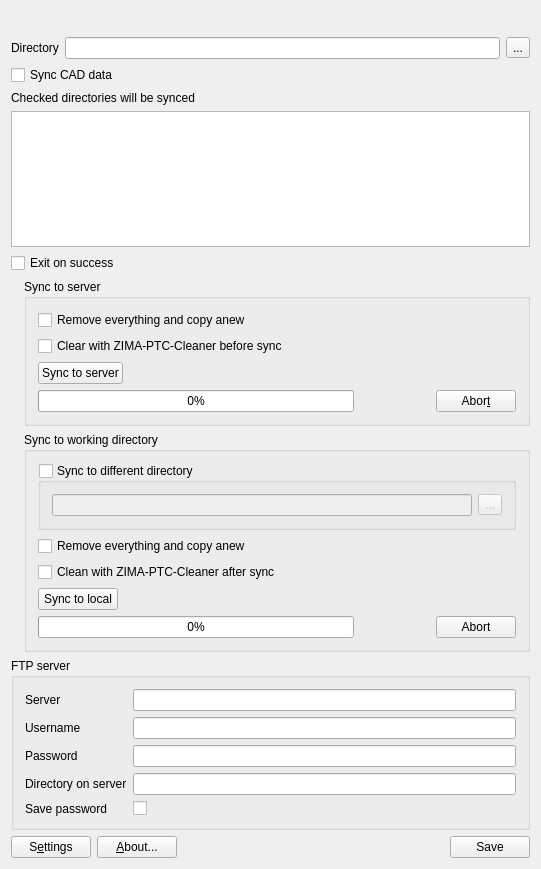
This is src/MainWindow.ui in ZIMA-Engineering/ZIMA-CAD-Sync as Qt 5 draws it before an edit. The edited form follows.
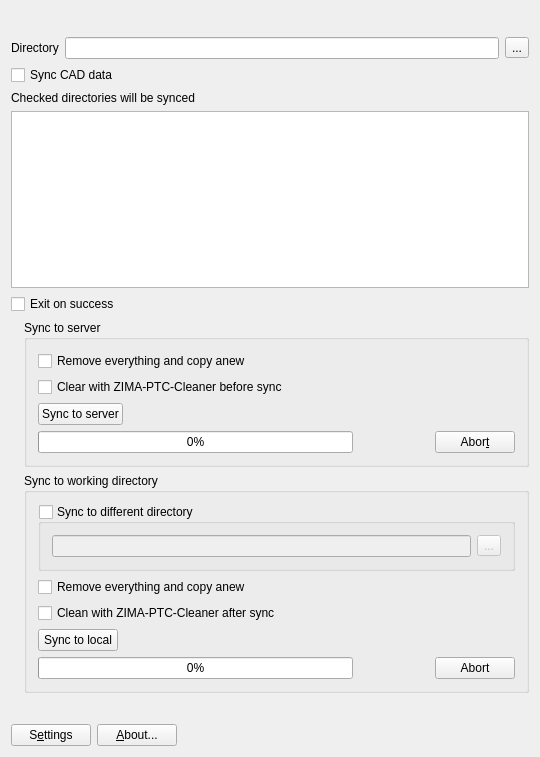
This is the edited form. Icons and pictures are not drawn.

Commit message:
Move FTP settings to settings dialog, remove save password checkbox
Password is saved when clicked on save button in settings dialog.

```diff
--- a/src/MainWindow.ui
+++ b/src/MainWindow.ui
@@ -6,8 +6,8 @@
    <rect>
     <x>0</x>
     <y>0</y>
-    <width>541</width>
-    <height>869</height>
+    <width>540</width>
+    <height>757</height>
    </rect>
   </property>
   <property name="windowTitle">
@@ -348,72 +348,6 @@
       </item>
      </layout>
     </item>
-    <item>
-     <widget class="QGroupBox" name="groupBox_4">
-      <property name="title">
-       <string>FTP server</string>
-      </property>
-      <layout class="QFormLayout" name="formLayout">
-       <property name="fieldGrowthPolicy">
-        <enum>QFormLayout::AllNonFixedFieldsGrow</enum>
-       </property>
-       <item row="0" column="0">
-        <widget class="QLabel" name="serverLabel">
-         <property name="text">
-          <string>Server</string>
-         </property>
-        </widget>
-       </item>
-       <item row="0" column="1">
-        <widget class="QLineEdit" name="serverLineEdit"/>
-       </item>
-       <item row="1" column="0">
-        <widget class="QLabel" name="usernameLabel">
-         <property name="text">
-          <string>Username</string>
-         </property>
-        </widget>
-       </item>
-       <item row="1" column="1">
-        <widget class="QLineEdit" name="usernameLineEdit"/>
-       </item>
-       <item row="2" column="0">
-        <widget class="QLabel" name="passwordLabel">
-         <property name="text">
-          <string>Password</string>
-         </property>
-        </widget>
-       </item>
-       <item row="2" column="1">
-        <widget class="QLineEdit" name="passwordLineEdit">
-         <property name="echoMode">
-          <enum>QLineEdit::Password</enum>
-         </property>
-        </widget>
-       </item>
-       <item row="3" column="0">
-        <widget class="QLabel" name="directoryOnServerLabel">
-         <property name="text">
-          <string>Directory on server</string>
-         </property>
-        </widget>
-       </item>
-       <item row="3" column="1">
-        <widget class="QLineEdit" name="directoryOnServerLineEdit"/>
-       </item>
-       <item row="4" column="0">
-        <widget class="QLabel" name="savePasswordLabel">
-         <property name="text">
-          <string>Save password</string>
-         </property>
-        </widget>
-       </item>
-       <item row="4" column="1">
-        <widget class="QCheckBox" name="savePasswordCheckBox"/>
-       </item>
-      </layout>
-     </widget>
-    </item>
     <item>
      <spacer name="verticalSpacer">
       <property name="orientation">
@@ -460,13 +394,6 @@
         </property>
        </spacer>
       </item>
-      <item>
-       <widget class="QPushButton" name="saveButton">
-        <property name="text">
-         <string>Save</string>
-        </property>
-       </widget>
-      </item>
      </layout>
     </item>
    </layout>
```
The commit also changes 7 other files.
